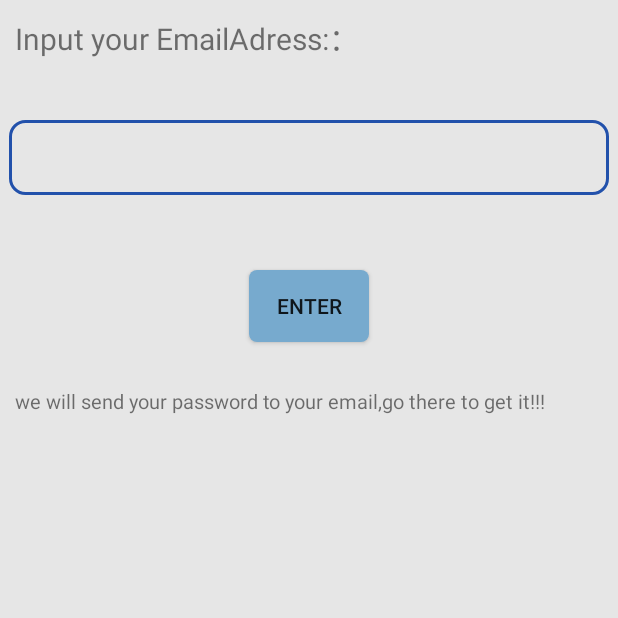
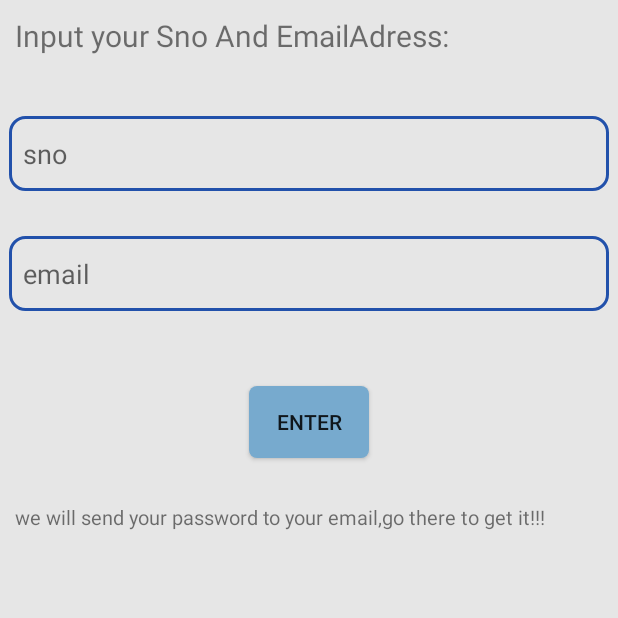
Before and after one commit to Nonsensewk/Android_19_10_14, an Android app: the PasswordForgetActivity screen opened directly, with no data from a screen before it, on a phone screen of 412 x 824 dp, the top half of it. Run offline under Robolectric (Android 15) with nearby library versions, the phone set to English and light mode, and no system bars.

Commit message:
forget activity

```diff
--- a/app/src/main/java/ies/syuct/edu/cn/ies/PasswordForgetActivity.java
+++ b/app/src/main/java/ies/syuct/edu/cn/ies/PasswordForgetActivity.java
@@ -1,13 +1,105 @@
 package ies.syuct.edu.cn.ies;
 
+import android.content.Intent;
+import android.os.Handler;
+import android.os.Message;
 import android.support.v7.app.AppCompatActivity;
 import android.os.Bundle;
+import android.text.TextUtils;
+import android.view.View;
+import android.widget.Button;
+import android.widget.EditText;
+import android.widget.Toast;
+
+import org.json.JSONException;
+import org.json.JSONObject;
+
+import ies.syuct.edu.cn.utils.HttpUtilsHttpClient;
 
 public class PasswordForgetActivity extends AppCompatActivity {
+    EditText Sno,Email;
+    Button Enter;
 
     @Override
     protected void onCreate(Bundle savedInstanceState) {
         super.onCreate(savedInstanceState);
         setContentView(R.layout.activity_password_forget);
+        Enter = findViewById(R.id.enter);
+        Email = findViewById(R.id.et_inputemail);
+        Sno = findViewById(R.id.et_inputsno);
+       /* Enter.setOnClickListener(new View.OnClickListener() {
+            @Override
+            public void onClick(View v) {
+                String getEmail = Email.getText().toString();
+                boolean check = isEmail(getEmail);
+                if (check == true){
+
+                }else {
+                    Toast.makeText(PasswordForgetActivity.this,"Illegal input",Toast.LENGTH_LONG).show();
+                }
+
+            }
+        });*/
+        Enter.setOnClickListener(new LoginButtonClick());
+
+
+
     }
+
+    //登录按钮点击事件
+    private class LoginButtonClick implements View.OnClickListener {
+
+        @Override
+        public void onClick(View v) {
+            //发送登录请求http ------    测试连接
+            //开启线程,4.0以后不支持主线程进行耗时操作
+            new Thread(new Runnable() {
+                @Override
+                public void run() {
+                    String url = HttpUtilsHttpClient.BASE_URL + "resetPwdServlet?username=" +
+                            Sno.getText().toString().trim() + "&email=" + Email.getText().toString().trim();
+
+                    //请求，返回json
+                    String result = HttpUtilsHttpClient.getRequest(url);
+                    Message msg = new Message();
+                    msg.what = 0x11;
+                    Bundle data = new Bundle();
+                    data.putString("result", result);
+                    msg.setData(data);
+
+                    //？？？？？
+                    handler.sendMessage(msg);
+                }
+                Handler handler = new Handler() {
+                    @Override
+                    public void handleMessage(Message msg) {
+                        //测试是否能连接，不传输有效数据
+                        if (msg.what == 0x11) {
+                            Bundle data = msg.getData();
+                            String key = data.getString("result");//得到json返回的json数据
+                            try {
+                                JSONObject json = new JSONObject(key);
+                                String result = (String) json.get("result");
+                                Toast.makeText(PasswordForgetActivity.this, "info: " + result, Toast.LENGTH_LONG).show();
+
+                            } catch (JSONException e) {
+                                e.printStackTrace();
+                            }
+                        }
+                    }
+                };
+
+            }).start();
+        }
+    }
+    //邮箱验证
+    /*public static boolean isEmail(String strEmail) {
+        String regex = "^[a-zA-Z0-9][\\w\\.-]*[a-zA-Z0-9]@[a-zA-Z0-9][\\w\\.-]*[a-zA-Z0-9]\\.[a-zA-Z][a-zA-Z\\.]*[a-zA-Z]$";
+        if (TextUtils.isEmpty(regex)) {
+            return false;
+        } else {
+            return strEmail.matches(regex);
+        }
+    }
+*/
 }
--- a/app/src/main/java/ies/syuct/edu/cn/utils/HttpUtilsHttpClient.java
+++ b/app/src/main/java/ies/syuct/edu/cn/utils/HttpUtilsHttpClient.java
@@ -21,7 +21,7 @@ public class HttpUtilsHttpClient {
     //1.创建HttpClient对象
     private static HttpClient httpClient = new DefaultHttpClient();
 
-    public static String BASE_URL= "http://111.117.187.2:8080/AndroidTest/";
+    public static String BASE_URL= "http://111.117.187.27:8080/AndroidTest/";
 //http://localhost:8080/AndroidTest/LoginServlet
     /**
      * GET方式
--- a/app/src/main/res/layout/activity_main.xml
+++ b/app/src/main/res/layout/activity_main.xml
@@ -2,6 +2,7 @@
 <RelativeLayout
     xmlns:android="http://schemas.android.com/apk/res/android"
     xmlns:app="http://schemas.android.com/apk/res-auto"
+    xmlns:tools="http://schemas.android.com/tools"
     android:layout_width="match_parent"
     android:layout_height="match_parent"
     android:background="@color/white"
--- a/app/src/main/res/layout/activity_password_forget.xml
+++ b/app/src/main/res/layout/activity_password_forget.xml
@@ -10,15 +10,27 @@
         android:layout_height="wrap_content"
         android:textSize="20sp"
         android:layout_margin="10dp"
-        android:text="Input your EmailAdress:：" />
+        android:text="Input your Sno And EmailAdress:" />
+
+    <EditText
+        android:id="@+id/et_inputsno"
+        android:layout_width="400dp"
+        android:layout_centerHorizontal="true"
+        android:layout_height="50dp"
+        android:layout_below="@+id/tv_msg"
+        android:layout_marginTop="30dp"
+        android:hint="  sno"
+        android:background="@drawable/public_text_bg"
+       />
 
     <EditText
         android:id="@+id/et_inputemail"
         android:layout_width="400dp"
         android:layout_centerHorizontal="true"
         android:layout_height="50dp"
-        android:layout_below="@+id/tv_msg"
+        android:layout_below="@+id/et_inputsno"
         android:layout_marginTop="30dp"
+        android:hint="  email"
         android:background="@drawable/public_text_bg"
         >
 
```
Also changed, not shown: app/src/main/java/ies/syuct/edu/cn/ies/MainActivity.java (+13 -3 lines).
